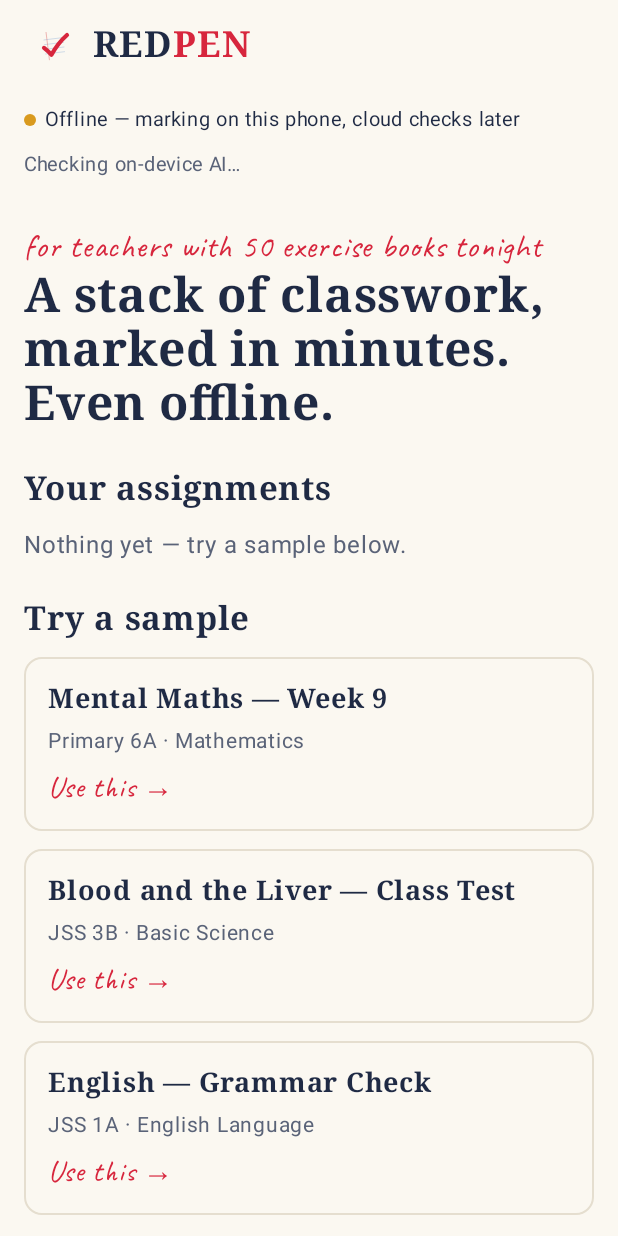
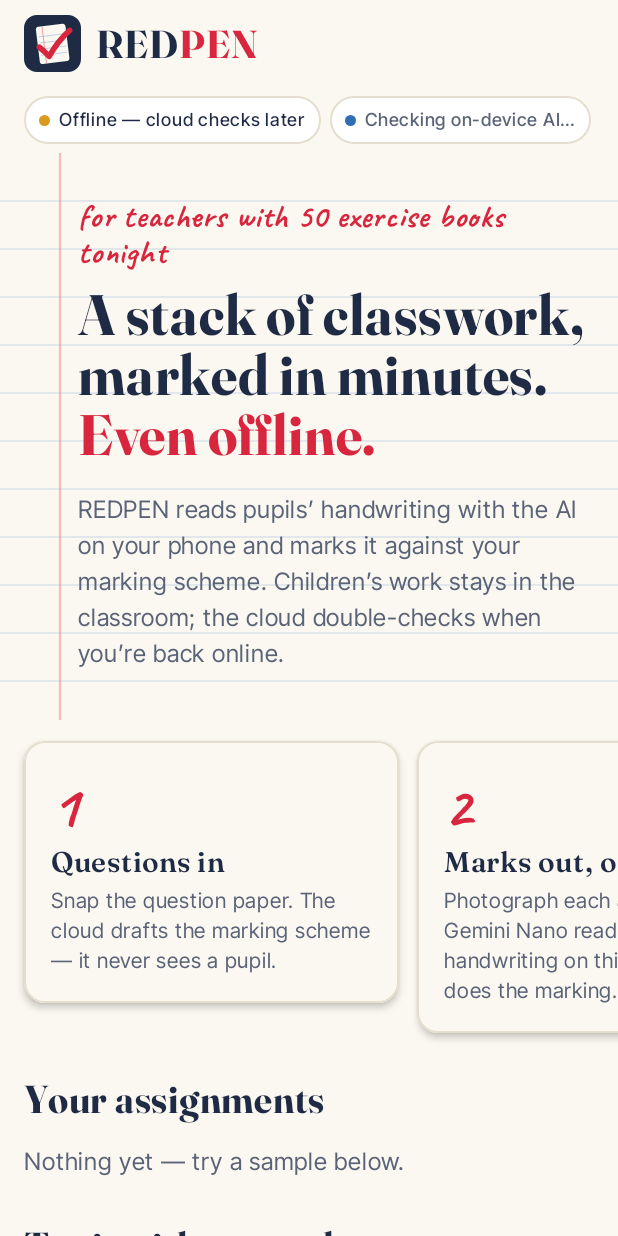
Before and after one commit to egbujor-emmanuel/inktally, an Android app built with Jetpack Compose: the HomeScreen screen opened through its navigation route, on a phone screen of 412 x 824 dp. Run offline under Robolectric (Android 15) with nearby library versions, the phone set to English and light mode, and no system bars; our stand-ins replace Firebase (no records; nobody signed in at launch, a user with empty details on screens opened directly); 2 statements that could not run were skipped.

Commit message:
feat(android): match web design — Fraunces/Inter Tight/Caveat, logo tile, ruled hero, step cards, chip status

```diff
--- a/android/app/build.gradle.kts
+++ b/android/app/build.gradle.kts
@@ -15,8 +15,8 @@ android {
         applicationId = "app.redpen.teacher"
         minSdk = 26
         targetSdk = 36
-        versionCode = 1
-        versionName = "0.1.0"
+        versionCode = 2
+        versionName = "0.1.1"
     }
 
     buildTypes {
--- a/android/app/src/main/java/app/redpen/teacher/MainActivity.kt
+++ b/android/app/src/main/java/app/redpen/teacher/MainActivity.kt
@@ -49,10 +49,10 @@ class MainActivity : ComponentActivity() {
                     }
                     Column(Modifier.safeDrawingPadding()) {
                         Row(Modifier.padding(horizontal = 16.dp, vertical = 10.dp), verticalAlignment = Alignment.CenterVertically) {
-                            Image(painterResource(R.drawable.ic_launcher_foreground), null, Modifier.size(40.dp))
-                            Spacer(Modifier.width(6.dp))
-                            Text("RED", fontFamily = RP.Display, fontWeight = FontWeight.Bold, fontSize = 24.sp, color = RP.Ink)
-                            Text("PEN", fontFamily = RP.Display, fontWeight = FontWeight.Bold, fontSize = 24.sp, color = RP.Pen)
+                            Image(painterResource(R.drawable.logo_mark), contentDescription = null, modifier = Modifier.size(38.dp))
+                            Spacer(Modifier.width(10.dp))
+                            Text("RED", fontFamily = RP.Display, fontWeight = FontWeight.Bold, fontSize = 26.sp, color = RP.Ink)
+                            Text("PEN", fontFamily = RP.Display, fontWeight = FontWeight.Bold, fontSize = 26.sp, color = RP.Pen)
                         }
                         StatusStrip()
                         val message = boot
--- a/android/app/src/main/java/app/redpen/teacher/ui/Components.kt
+++ b/android/app/src/main/java/app/redpen/teacher/ui/Components.kt
@@ -87,6 +87,16 @@ fun MarkGlyph(mark: Mark, size: Int = 40) {
     }
 }
 
+/** Static red tick for list rows. */
+@Composable
+fun TickGlyph(size: Int = 30) {
+    Canvas(Modifier.size(size.dp)) {
+        val s = this.size.width / 56f
+        val path = Path().apply { moveTo(6f * s, 30f * s); lineTo(20f * s, 44f * s); lineTo(50f * s, 10f * s) }
+        drawPath(path, RP.Pen, style = Stroke(width = 6f * s, cap = StrokeCap.Round))
+    }
+}
+
 @Composable
 fun MarkCard(mark: Mark, crop: Bitmap?, extra: @Composable () -> Unit = {}) {
     Card(colors = CardDefaults.cardColors(containerColor = RP.Paper), border = BorderStroke(1.dp, Color(0xFFE5DECF)), modifier = Modifier.fillMaxWidth()) {
@@ -120,28 +130,35 @@ fun MarkCard(mark: Mark, crop: Bitmap?, extra: @Composable () -> Unit = {}) {
 }
 
 @Composable
+private fun Chip(text: String, dot: Color? = null, colour: Color = RP.InkSoft) {
+    Row(Modifier.border(BorderStroke(1.dp, RP.Border), RoundedCornerShape(50)).background(Color.White, RoundedCornerShape(50))
+        .padding(horizontal = 10.dp, vertical = 4.dp), verticalAlignment = Alignment.CenterVertically) {
+        if (dot != null) { Spacer(Modifier.size(7.dp).background(dot, CircleShape)); Spacer(Modifier.width(6.dp)) }
+        Text(text, fontSize = 12.sp, color = colour, fontWeight = FontWeight.Medium)
+    }
+}
+
+@Composable
 fun StatusStrip() {
     val online by Connectivity.online.collectAsState()
     val device by DeviceModel.state.collectAsState()
     val counts by Telemetry.counts.collectAsState()
     val scope = rememberCoroutineScope()
-    Column(Modifier.fillMaxWidth().background(RP.Paper).padding(horizontal = 16.dp, vertical = 8.dp), verticalArrangement = Arrangement.spacedBy(6.dp)) {
-        Row(verticalAlignment = Alignment.CenterVertically) {
-            Spacer(Modifier.size(8.dp).background(if (online) RP.Device else RP.Flag, CircleShape))
-            Spacer(Modifier.width(6.dp))
-            Text(if (online) "Online" else "Offline — marking on this phone, cloud checks later", fontSize = 13.sp)
+    val deviceText = when (val d = device) {
+        DeviceModel.State.Checking -> "Checking on-device AI…"
+        DeviceModel.State.Ready -> "Gemini Nano ready"
+        DeviceModel.State.Unavailable -> "Using the cloud (no on-device AI)"
+        DeviceModel.State.Downloadable -> "Gemini Nano not downloaded"
+        is DeviceModel.State.Downloading -> "Downloading Gemini Nano… ${d.bytes / 1_000_000} MB"
+        is DeviceModel.State.Failed -> d.message
+    }
+    Column(Modifier.fillMaxWidth().background(RP.Paper).padding(horizontal = 16.dp, vertical = 6.dp), verticalArrangement = Arrangement.spacedBy(6.dp)) {
+        FlowRow(horizontalArrangement = Arrangement.spacedBy(6.dp), verticalArrangement = Arrangement.spacedBy(6.dp)) {
+            Chip(if (online) "Online" else "Offline — cloud checks later", dot = if (online) RP.Device else RP.Flag, colour = RP.Ink)
+            Chip(deviceText, dot = if (device == DeviceModel.State.Ready) RP.Device else RP.Cloud)
+            val total = (counts[ReadSource.ON_DEVICE] ?: 0) + (counts[ReadSource.IN_CLOUD] ?: 0)
+            if (total > 0) Chip("${counts[ReadSource.ON_DEVICE]} on-device · ${counts[ReadSource.IN_CLOUD]} cloud", colour = RP.Ink)
         }
-        val deviceText = when (device) {
-            DeviceModel.State.Checking -> "Checking on-device AI…"
-            DeviceModel.State.Ready -> "Gemini Nano ready on this phone"
-            DeviceModel.State.Unavailable -> "This phone can’t run on-device AI — using the cloud"
-            DeviceModel.State.Downloadable -> "Gemini Nano not downloaded yet"
-            is DeviceModel.State.Downloading -> "Downloading Gemini Nano… ${(device as DeviceModel.State.Downloading).bytes / 1_000_000} MB"
-            is DeviceModel.State.Failed -> "Model download failed: ${(device as DeviceModel.State.Failed).message}"
-        }
-        Text(deviceText, fontSize = 13.sp, color = RP.InkSoft)
         if (device == DeviceModel.State.Downloadable) Button(onClick = { scope.launch { DeviceModel.download() } }) { Text("Download on-device AI") }
-        val total = (counts[ReadSource.ON_DEVICE] ?: 0) + (counts[ReadSource.IN_CLOUD] ?: 0)
-        if (total > 0) Text("${counts[ReadSource.ON_DEVICE]} on-device · ${counts[ReadSource.IN_CLOUD]} cloud", fontSize = 13.sp, fontWeight = FontWeight.Medium)
     }
 }
--- a/android/app/src/main/java/app/redpen/teacher/ui/HomeScreen.kt
+++ b/android/app/src/main/java/app/redpen/teacher/ui/HomeScreen.kt
@@ -4,11 +4,16 @@ import androidx.compose.foundation.BorderStroke
 import androidx.compose.foundation.clickable
 import androidx.compose.foundation.layout.Arrangement
 import androidx.compose.foundation.layout.Column
+import androidx.compose.foundation.layout.Row
+import androidx.compose.foundation.layout.Spacer
 import androidx.compose.foundation.layout.fillMaxSize
 import androidx.compose.foundation.layout.fillMaxWidth
 import androidx.compose.foundation.layout.padding
+import androidx.compose.foundation.layout.width
 import androidx.compose.foundation.lazy.LazyColumn
+import androidx.compose.foundation.lazy.LazyRow
 import androidx.compose.foundation.lazy.items
+import androidx.compose.foundation.shape.RoundedCornerShape
 import androidx.compose.material3.Card
 import androidx.compose.material3.CardDefaults
 import androidx.compose.material3.Text
@@ -16,51 +21,109 @@ import androidx.compose.runtime.Composable
 import androidx.compose.runtime.collectAsState
 import androidx.compose.runtime.getValue
 import androidx.compose.runtime.remember
+import androidx.compose.ui.Alignment
 import androidx.compose.ui.Modifier
-import androidx.compose.ui.graphics.Color
+import androidx.compose.ui.draw.drawBehind
+import androidx.compose.ui.geometry.Offset
+import androidx.compose.ui.text.SpanStyle
+import androidx.compose.ui.text.buildAnnotatedString
 import androidx.compose.ui.text.font.FontWeight
+import androidx.compose.ui.text.withStyle
 import androidx.compose.ui.unit.dp
 import androidx.compose.ui.unit.sp
 import app.redpen.teacher.data.Repo
 import app.redpen.teacher.data.Samples
 
+private val STEPS = listOf(
+    Triple("1", "Questions in", "Snap the question paper. The cloud drafts the marking scheme — it never sees a pupil."),
+    Triple("2", "Marks out, offline", "Photograph each answer sheet. Gemini Nano reads the handwriting on this phone; code does the marking."),
+    Triple("3", "Checked when online", "Back on data, every on-device mark is double-checked in the cloud. Disagreements come to you."),
+)
+
+/** Exercise-book ruling with a red margin line, like the web hero. */
+fun Modifier.ruledPaper(): Modifier = drawBehind {
+    val gap = 32.dp.toPx()
+    var y = gap
+    while (y < size.height) {
+        drawLine(RP.Rule, Offset(0f, y), Offset(size.width, y), strokeWidth = 1.dp.toPx())
+        y += gap
+    }
+    val margin = 40.dp.toPx()
+    drawLine(RP.Margin, Offset(margin, 0f), Offset(margin, size.height), strokeWidth = 1.5.dp.toPx())
+}
+
 @Composable
 fun HomeScreen(onOpen: (String) -> Unit) {
     val assignments by remember { Repo.assignments() }.collectAsState(initial = null)
-    LazyColumn(Modifier.fillMaxSize().padding(horizontal = 16.dp), verticalArrangement = Arrangement.spacedBy(12.dp)) {
+    LazyColumn(Modifier.fillMaxSize(), verticalArrangement = Arrangement.spacedBy(14.dp)) {
         item {
-            Column(Modifier.padding(top = 20.dp)) {
+            Column(Modifier.fillMaxWidth().ruledPaper().padding(start = 52.dp, end = 16.dp, top = 28.dp, bottom = 32.dp)) {
                 Text("for teachers with 50 exercise books tonight", fontFamily = RP.Hand, fontSize = 22.sp, color = RP.Pen)
-                Text("A stack of classwork, marked in minutes. Even offline.", fontFamily = RP.Display, fontWeight = FontWeight.Bold, fontSize = 32.sp, lineHeight = 36.sp)
+                Text(
+                    buildAnnotatedString {
+                        append("A stack of classwork, marked in minutes. ")
+                        withStyle(SpanStyle(color = RP.Pen)) { append("Even offline.") }
+                    },
+                    fontFamily = RP.Display, fontWeight = FontWeight.Bold, fontSize = 38.sp, lineHeight = 40.sp, color = RP.Ink,
+                    modifier = Modifier.padding(top = 4.dp),
+                )
+                Text(
+                    "REDPEN reads pupils’ handwriting with the AI on your phone and marks it against your marking scheme. " +
+                        "Children’s work stays in the classroom; the cloud double-checks when you’re back online.",
+                    color = RP.InkSoft, fontSize = 16.sp, lineHeight = 24.sp, modifier = Modifier.padding(top = 14.dp),
+                )
             }
         }
-        item { Text("Your assignments", fontFamily = RP.Display, fontWeight = FontWeight.Bold, fontSize = 22.sp, modifier = Modifier.padding(top = 12.dp)) }
+        item {
+            LazyRow(contentPadding = androidx.compose.foundation.layout.PaddingValues(horizontal = 16.dp), horizontalArrangement = Arrangement.spacedBy(12.dp)) {
+                items(STEPS, key = { it.first }) { (n, title, body) ->
+                    Card(colors = CardDefaults.cardColors(containerColor = RP.Paper), border = BorderStroke(1.dp, RP.Border),
+                        elevation = CardDefaults.cardElevation(defaultElevation = 3.dp), shape = RoundedCornerShape(14.dp), modifier = Modifier.width(250.dp)) {
+                        Column(Modifier.padding(18.dp)) {
+                            Text(n, fontFamily = RP.Hand, fontSize = 40.sp, color = RP.Pen)
+                            Text(title, fontFamily = RP.Display, fontWeight = FontWeight.SemiBold, fontSize = 19.sp)
+                            Text(body, color = RP.InkSoft, fontSize = 14.sp, lineHeight = 20.sp, modifier = Modifier.padding(top = 4.dp))
+                        }
+                    }
+                }
+            }
+        }
+        item { SectionTitle("Your assignments") }
         when {
-            assignments == null -> item { Text("Loading…", color = RP.InkSoft) }
-            assignments!!.isEmpty() -> item { Text("Nothing yet — try a sample below.", color = RP.InkSoft) }
+            assignments == null -> item { Text("Loading…", color = RP.InkSoft, modifier = Modifier.padding(horizontal = 16.dp)) }
+            assignments!!.isEmpty() -> item { Text("Nothing yet — try a sample below.", color = RP.InkSoft, modifier = Modifier.padding(horizontal = 16.dp)) }
             else -> items(assignments!!, key = { it.id }) { a ->
-                PaperCard(onClick = { onOpen(a.id) }) {
-                    Text(a.title, fontFamily = RP.Display, fontWeight = FontWeight.Bold, fontSize = 18.sp)
+                PaperCard(onClick = { onOpen(a.id) }, trailingTick = true) {
+                    Text(a.title, fontFamily = RP.Display, fontWeight = FontWeight.SemiBold, fontSize = 18.sp)
                     Text("${a.className} · ${a.scheme.subject} · ${a.scheme.questions.size} questions", color = RP.InkSoft, fontSize = 14.sp)
                 }
             }
         }
-        item { Text("Try a sample", fontFamily = RP.Display, fontWeight = FontWeight.Bold, fontSize = 22.sp, modifier = Modifier.padding(top = 12.dp)) }
+        item { SectionTitle("Try it with a sample") }
         items(Samples.all, key = { it.title }) { s ->
             PaperCard(onClick = { onOpen(Repo.createAssignment(s.title, s.className, s.scheme)) }) {
-                Text(s.title, fontFamily = RP.Display, fontWeight = FontWeight.Bold, fontSize = 18.sp)
+                Text(s.title, fontFamily = RP.Display, fontWeight = FontWeight.SemiBold, fontSize = 18.sp)
                 Text("${s.className} · ${s.scheme.subject}", color = RP.InkSoft, fontSize = 14.sp)
-                Text("Use this →", fontFamily = RP.Hand, fontSize = 20.sp, color = RP.Pen)
+                Text("Use this →", fontFamily = RP.Hand, fontSize = 22.sp, color = RP.Pen, modifier = Modifier.padding(top = 4.dp))
             }
         }
-        item { Text(" ", modifier = Modifier.padding(bottom = 24.dp)) }
+        item { Spacer(Modifier.padding(bottom = 28.dp)) }
     }
 }
 
 @Composable
-fun PaperCard(onClick: () -> Unit, content: @Composable () -> Unit) {
-    Card(colors = CardDefaults.cardColors(containerColor = RP.Paper), border = BorderStroke(1.dp, Color(0xFFE5DECF)),
-        modifier = Modifier.fillMaxWidth().clickable(onClick = onClick)) {
-        Column(Modifier.padding(16.dp), verticalArrangement = Arrangement.spacedBy(4.dp)) { content() }
+fun SectionTitle(text: String) {
+    Text(text, fontFamily = RP.Display, fontWeight = FontWeight.Bold, fontSize = 26.sp, modifier = Modifier.padding(start = 16.dp, end = 16.dp, top = 14.dp))
+}
+
+@Composable
+fun PaperCard(onClick: () -> Unit, trailingTick: Boolean = false, content: @Composable () -> Unit) {
+    Card(colors = CardDefaults.cardColors(containerColor = RP.Paper), border = BorderStroke(1.dp, RP.Border),
+        elevation = CardDefaults.cardElevation(defaultElevation = 3.dp), shape = RoundedCornerShape(14.dp),
+        modifier = Modifier.fillMaxWidth().padding(horizontal = 16.dp).clickable(onClick = onClick)) {
+        Row(Modifier.padding(18.dp), verticalAlignment = Alignment.CenterVertically) {
+            Column(Modifier.weight(1f), verticalArrangement = Arrangement.spacedBy(3.dp)) { content() }
+            if (trailingTick) TickGlyph()
+        }
     }
 }
--- a/android/app/src/main/java/app/redpen/teacher/ui/Theme.kt
+++ b/android/app/src/main/java/app/redpen/teacher/ui/Theme.kt
@@ -1,34 +1,58 @@
 package app.redpen.teacher.ui
 
 import androidx.compose.material3.MaterialTheme
+import androidx.compose.material3.Typography
 import androidx.compose.material3.lightColorScheme
 import androidx.compose.runtime.Composable
 import androidx.compose.ui.graphics.Color
+import androidx.compose.ui.text.TextStyle
 import androidx.compose.ui.text.font.Font
 import androidx.compose.ui.text.font.FontFamily
+import androidx.compose.ui.text.font.FontVariation
 import androidx.compose.ui.text.font.FontWeight
+import androidx.compose.ui.unit.sp
 import app.redpen.teacher.R
 
-// Same tokens as web/src/index.css: paper, navy ink, red pen.
+// Same tokens and typefaces as web/src/index.css: paper, navy ink, red pen; Fraunces + Inter Tight + Caveat.
 object RP {
     val Paper = Color(0xFFFBF8F1)
     val PaperDeep = Color(0xFFF3EEE2)
+    val Rule = Color(0x66A9C1DD)
+    val Margin = Color(0x73E07A7A)
+    val Border = Color(0xFFE5DECF)
     val Ink = Color(0xFF1F2A44)
     val InkSoft = Color(0xFF5A6378)
     val Pen = Color(0xFFD7263D)
     val Device = Color(0xFF1F8A5B)
     val Cloud = Color(0xFF2F6DB5)
     val Flag = Color(0xFFD99A1E)
-    val Hand = FontFamily(Font(R.font.caveat, FontWeight.Bold))
-    val Display = FontFamily.Serif
+
+    val Display = FontFamily(
+        Font(R.font.fraunces, FontWeight.Bold, variationSettings = FontVariation.Settings(FontVariation.weight(700), FontVariation.Setting("opsz", 96f))),
+        Font(R.font.fraunces, FontWeight.SemiBold, variationSettings = FontVariation.Settings(FontVariation.weight(600), FontVariation.Setting("opsz", 36f))),
+    )
+    val Body = FontFamily(
+        Font(R.font.inter_tight, FontWeight.Normal, variationSettings = FontVariation.Settings(FontVariation.weight(400))),
+        Font(R.font.inter_tight, FontWeight.Medium, variationSettings = FontVariation.Settings(FontVariation.weight(500))),
+        Font(R.font.inter_tight, FontWeight.SemiBold, variationSettings = FontVariation.Settings(FontVariation.weight(600))),
+    )
+    val Hand = FontFamily(Font(R.font.caveat, FontWeight.Bold, variationSettings = FontVariation.Settings(FontVariation.weight(700))))
 }
+
+private val base = Typography()
+private fun TextStyle.body() = copy(fontFamily = RP.Body)
 
 @Composable
 fun RedpenTheme(content: @Composable () -> Unit) {
     MaterialTheme(
         colorScheme = lightColorScheme(
             primary = RP.Pen, onPrimary = Color.White, background = RP.Paper, surface = Color.White,
-            onBackground = RP.Ink, onSurface = RP.Ink, secondary = RP.Ink,
+            onBackground = RP.Ink, onSurface = RP.Ink, secondary = RP.Ink, outline = RP.Ink,
+        ),
+        typography = Typography(
+            bodyLarge = base.bodyLarge.body(), bodyMedium = base.bodyMedium.body(), bodySmall = base.bodySmall.body(),
+            labelLarge = base.labelLarge.copy(fontFamily = RP.Body, fontWeight = FontWeight.SemiBold, fontSize = 15.sp),
+            labelMedium = base.labelMedium.body(), titleMedium = base.titleMedium.body(),
         ),
         content = content,
     )
--- /dev/null
+++ b/android/app/src/main/res/drawable/logo_mark.xml
@@ -0,0 +1,9 @@
+<vector xmlns:android="http://schemas.android.com/apk/res/android" android:width="44dp" android:height="44dp" android:viewportWidth="512" android:viewportHeight="512">
+    <path android:fillColor="#1F2A44" android:pathData="M116,0h280a116,116 0,0 1,116 116v280a116,116 0,0 1,-116 116H116A116,116 0,0 1,0 396V116A116,116 0,0 1,116 0z" />
+    <group android:rotation="-7" android:pivotX="256" android:pivotY="266">
+        <path android:fillColor="#FBF8F1" android:pathData="M148,92h220a24,24 0,0 1,24 24v288a24,24 0,0 1,-24 24H148a24,24 0,0 1,-24 -24V116a24,24 0,0 1,24 -24z" />
+        <path android:strokeColor="#A9C1DD" android:strokeWidth="6" android:strokeLineCap="round" android:pathData="M146,182H372M146,238H372M146,294H372M146,350H372" />
+        <path android:strokeColor="#E07A7A" android:strokeWidth="6" android:pathData="M182,92V428" />
+    </group>
+    <path android:strokeColor="#D7263D" android:strokeWidth="50" android:strokeLineCap="round" android:strokeLineJoin="round" android:pathData="M138,290C166,312 200,344 226,372C270,292 334,206 410,138" />
+</vector>
```
Also changed, not shown: android/app/src/main/res/font/fraunces.ttf (added), android/app/src/main/res/font/inter_tight.ttf (added).
